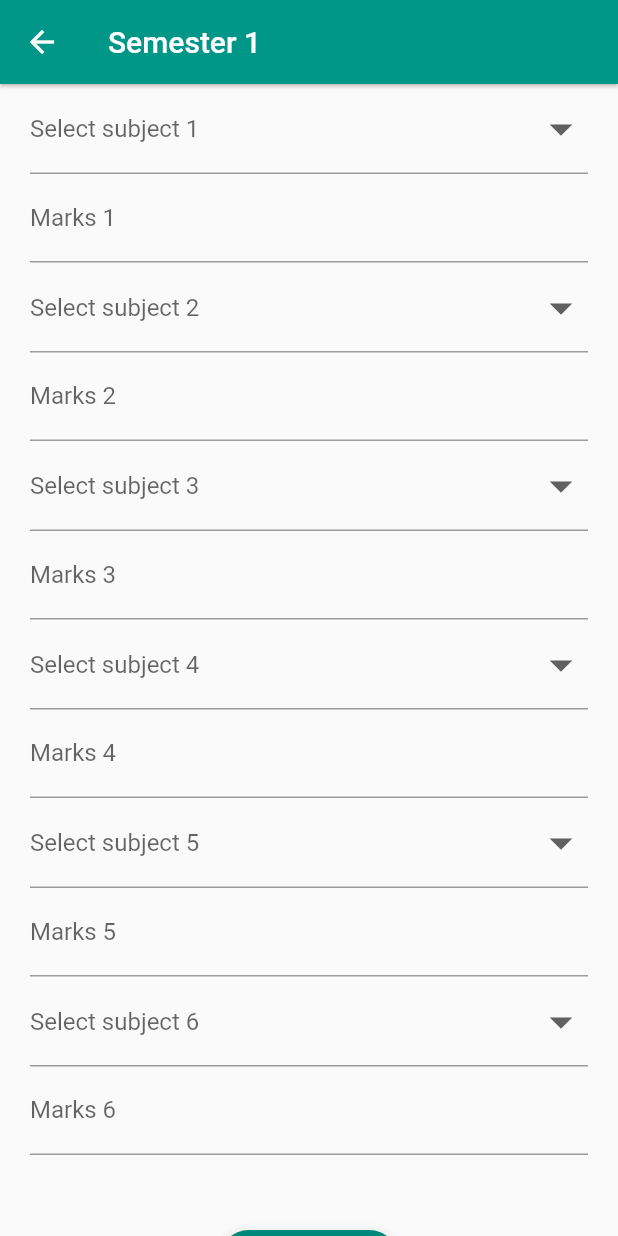
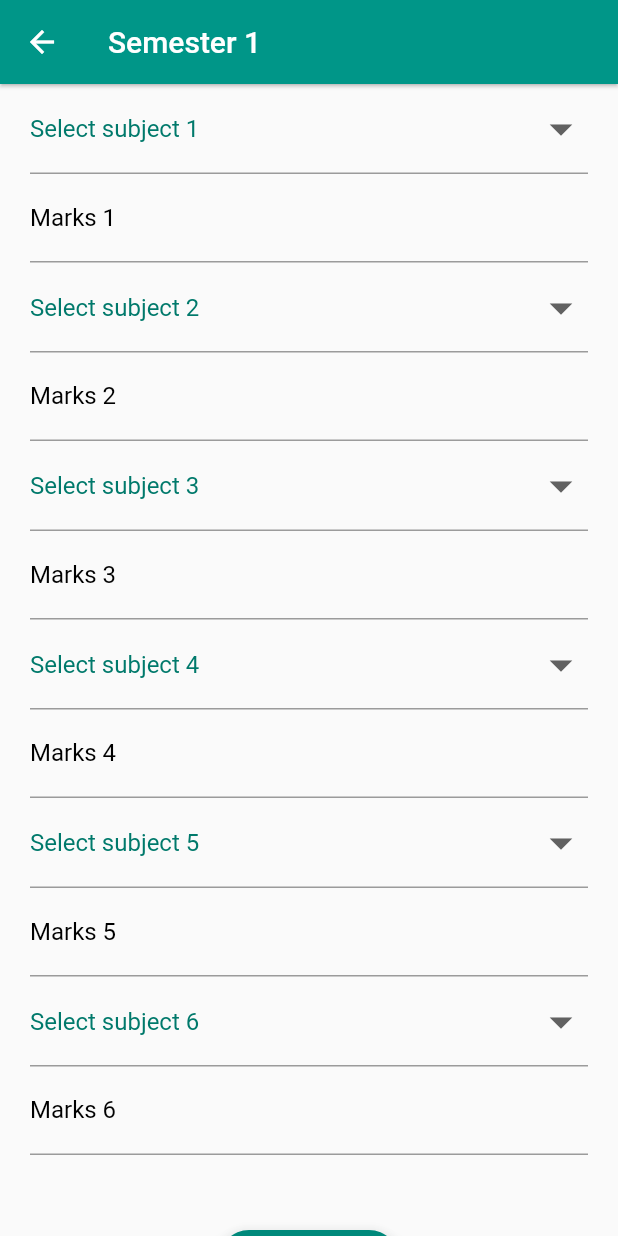
Before and after one commit to ioxvar/BEC-plugin, a Flutter app: the Sem1 screen opened directly, on a phone screen of 412 x 824 dp. Run offline on Flutter 3.47's test engine with Material 2 defaults, Android fonts, the phone set to English and light mode, and no system bars; our stand-ins replace cloud_firestore, firebase_auth, firebase_core; accounts and stored records are empty.

Commit message:
UI changes

```diff
--- a/lib/semesters/sem1.dart
+++ b/lib/semesters/sem1.dart
@@ -49,6 +49,7 @@ class Sem1 extends StatefulWidget {
   @override
   _Sem1State createState() => _Sem1State();
 }
+
 String s1, s2, s3, s4, s5, s6;
 
 class _Sem1State extends State<Sem1> {
@@ -76,7 +77,6 @@ class _Sem1State extends State<Sem1> {
       },
     );
   }
-
 
   List choice = [
     "Mathematics 1 (UCS113C)",
@@ -109,7 +109,12 @@ class _Sem1State extends State<Sem1> {
                     Expanded(
                       child: DropdownButtonFormField(
                         //controller: m1,
-                        hint: Text("Select subject 1"),
+                        hint: Text(
+                          "Select subject 1",
+                          style: TextStyle(
+                            color: Colors.teal[700],
+                          ),
+                        ),
                         dropdownColor: Colors.white,
                         icon: Icon(Icons.arrow_drop_down),
                         iconSize: 36,
@@ -134,6 +139,9 @@ class _Sem1State extends State<Sem1> {
                         decoration: const InputDecoration(
                           hintText: 'Enter marks in subject 1',
                           labelText: 'Marks 1',
+                          labelStyle: TextStyle(
+                            color: Colors.black,
+                          ),
                         ),
                       ),
                     ),
@@ -144,7 +152,12 @@ class _Sem1State extends State<Sem1> {
                   children: [
                     Expanded(
                       child: DropdownButtonFormField(
-                        hint: Text("Select subject 2"),
+                        hint: Text(
+                          "Select subject 2",
+                          style: TextStyle(
+                            color: Colors.teal[700],
+                          ),
+                        ),
                         dropdownColor: Colors.white,
                         icon: Icon(Icons.arrow_drop_down),
                         iconSize: 36,
@@ -168,6 +181,9 @@ class _Sem1State extends State<Sem1> {
                         decoration: const InputDecoration(
                           hintText: 'Enter marks in subject 2',
                           labelText: 'Marks 2',
+                          labelStyle: TextStyle(
+                            color: Colors.black,
+                          ),
                         ),
                       ),
                     ),
@@ -178,7 +194,10 @@ class _Sem1State extends State<Sem1> {
                   children: [
                     Expanded(
                       child: DropdownButtonFormField(
-                        hint: Text("Select subject 3"),
+                        hint: Text("Select subject 3",
+                            style: TextStyle(
+                              color: Colors.teal[700],
+                            )),
                         dropdownColor: Colors.white,
                         icon: Icon(Icons.arrow_drop_down),
                         iconSize: 36,
@@ -203,6 +222,9 @@ class _Sem1State extends State<Sem1> {
                         decoration: const InputDecoration(
                           hintText: 'Enter marks in subject 3',
                           labelText: 'Marks 3',
+                          labelStyle: TextStyle(
+                            color: Colors.black,
+                          ),
                         ),
                       ),
                     ),
@@ -214,7 +236,10 @@ class _Sem1State extends State<Sem1> {
                     Expanded(
                       child: DropdownButtonFormField(
                         //controller: m1,
-                        hint: Text("Select subject 4"),
+                        hint: Text("Select subject 4",
+                            style: TextStyle(
+                              color: Colors.teal[700],
+                            )),
                         dropdownColor: Colors.white,
                         icon: Icon(Icons.arrow_drop_down),
                         iconSize: 36,
@@ -239,6 +264,9 @@ class _Sem1State extends State<Sem1> {
                         decoration: const InputDecoration(
                           hintText: 'Enter marks in subject 4',
                           labelText: 'Marks 4',
+                          labelStyle: TextStyle(
+                            color: Colors.black,
+                          ),
                         ),
                       ),
                     ),
@@ -250,7 +278,10 @@ class _Sem1State extends State<Sem1> {
                     Expanded(
                       child: DropdownButtonFormField(
                         //controller: m1,
-                        hint: Text("Select subject 5"),
+                        hint: Text("Select subject 5",
+                            style: TextStyle(
+                              color: Colors.teal[700],
+                            )),
                         dropdownColor: Colors.white,
                         icon: Icon(Icons.arrow_drop_down),
                         iconSize: 36,
@@ -274,6 +305,9 @@ class _Sem1State extends State<Sem1> {
                         decoration: const InputDecoration(
                           hintText: 'Enter marks in subject 5',
                           labelText: 'Marks 5',
+                          labelStyle: TextStyle(
+                            color: Colors.black,
+                          ),
                         ),
                       ),
                     ),
@@ -285,7 +319,10 @@ class _Sem1State extends State<Sem1> {
                     Expanded(
                       child: DropdownButtonFormField(
                         //controller: m1,
-                        hint: Text("Select subject 6"),
+                        hint: Text("Select subject 6",
+                            style: TextStyle(
+                              color: Colors.teal[700],
+                            )),
                         dropdownColor: Colors.white,
                         icon: Icon(Icons.arrow_drop_down),
                         iconSize: 36,
@@ -309,6 +346,9 @@ class _Sem1State extends State<Sem1> {
                         decoration: const InputDecoration(
                           hintText: 'Enter marks in subject 6',
                           labelText: 'Marks 6',
+                          labelStyle: TextStyle(
+                            color: Colors.black,
+                          ),
                         ),
                       ),
                     ),
```
